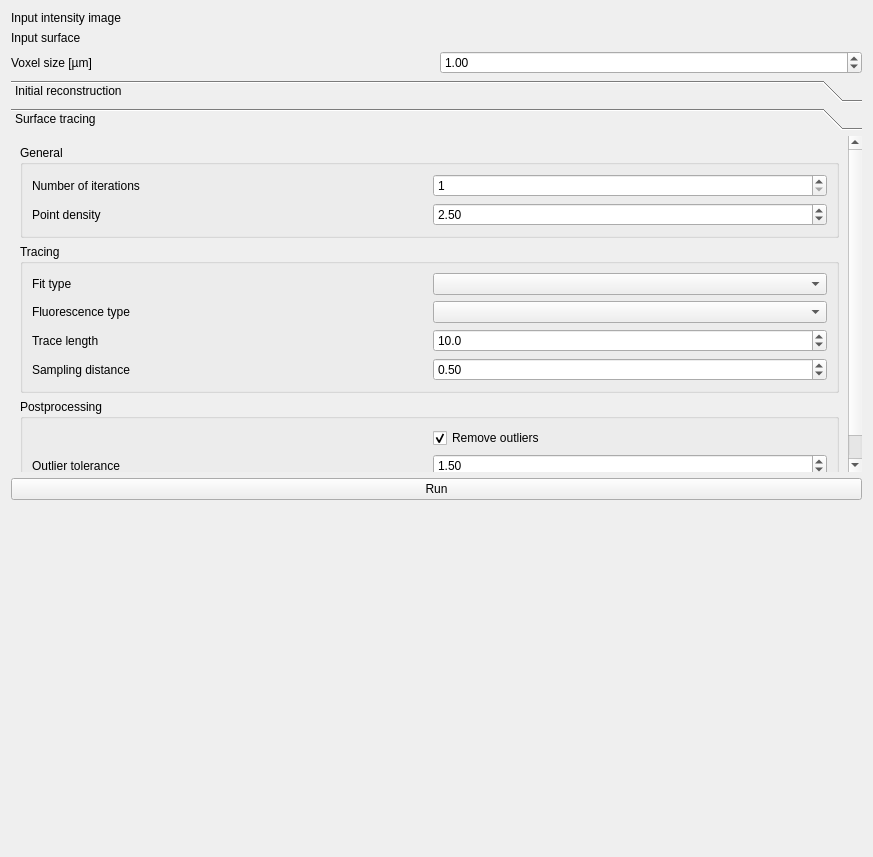
Old version of the form src/napari_stress/_reconstruction/toolbox.ui in the repository campaslab/napari-stress.
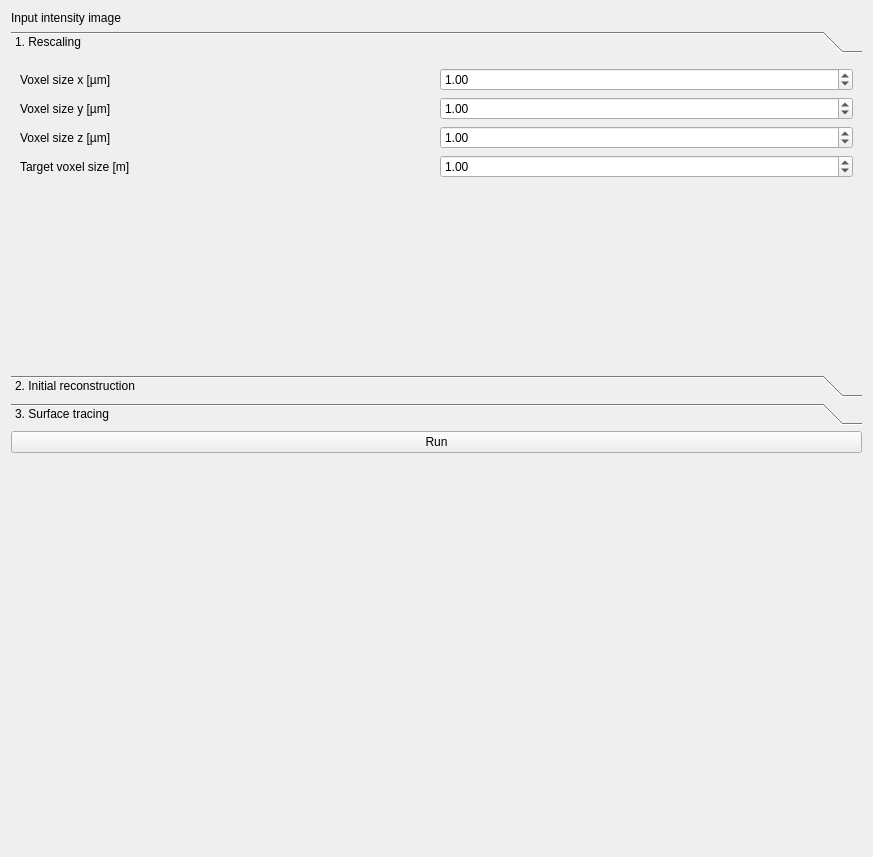
New version of the form.

Commit message: added droplet rescaling, binarization & surface extraction to toolbox

Diff of the .ui file:
```diff
--- a/src/napari_stress/_reconstruction/toolbox.ui
+++ b/src/napari_stress/_reconstruction/toolbox.ui
@@ -14,45 +14,87 @@
    <string>Form</string>
   </property>
   <layout class="QGridLayout" name="gridLayout">
-   <item row="1" column="0">
-    <widget class="QLabel" name="label_4">
-     <property name="text">
-      <string>Input surface</string>
-     </property>
-    </widget>
-   </item>
-   <item row="5" column="0">
-    <spacer name="verticalSpacer_3">
-     <property name="orientation">
-      <enum>Qt::Vertical</enum>
-     </property>
-     <property name="sizeHint" stdset="0">
-      <size>
-       <width>20</width>
-       <height>40</height>
-      </size>
-     </property>
-    </spacer>
-   </item>
-   <item row="4" column="0" colspan="2">
-    <widget class="QPushButton" name="pushButton_run">
-     <property name="text">
-      <string>Run</string>
-     </property>
-    </widget>
-   </item>
-   <item row="0" column="0">
-    <widget class="QLabel" name="label_3">
-     <property name="text">
-      <string>Input intensity image</string>
-     </property>
-    </widget>
-   </item>
-   <item row="3" column="0" colspan="2">
+   <item row="1" column="0" colspan="2">
     <widget class="QToolBox" name="toolBox">
      <property name="currentIndex">
-      <number>1</number>
+      <number>0</number>
      </property>
+     <widget class="QWidget" name="page_3">
+      <attribute name="label">
+       <string>1. Rescaling</string>
+      </attribute>
+      <layout class="QGridLayout" name="gridLayout_7">
+       <item row="0" column="1">
+        <widget class="QDoubleSpinBox" name="doubleSpinBox_voxelsize_x">
+         <property name="value">
+          <double>1.000000000000000</double>
+         </property>
+        </widget>
+       </item>
+       <item row="1" column="0">
+        <widget class="QLabel" name="label_4">
+         <property name="text">
+          <string>Voxel size y [µm]</string>
+         </property>
+        </widget>
+       </item>
+       <item row="0" column="0">
+        <widget class="QLabel" name="label_11">
+         <property name="text">
+          <string>Voxel size x [µm]</string>
+         </property>
+        </widget>
+       </item>
+       <item row="3" column="1">
+        <widget class="QDoubleSpinBox" name="doubleSpinBox_target_voxelsize">
+         <property name="value">
+          <double>1.000000000000000</double>
+         </property>
+        </widget>
+       </item>
+       <item row="2" column="0">
+        <widget class="QLabel" name="label_14">
+         <property name="text">
+          <string>Voxel size z [µm]</string>
+         </property>
+        </widget>
+       </item>
+       <item row="3" column="0">
+        <widget class="QLabel" name="label_15">
+         <property name="text">
+          <string>Target voxel size [m]</string>
+         </property>
+        </widget>
+       </item>
+       <item row="1" column="1">
+        <widget class="QDoubleSpinBox" name="doubleSpinBox_voxelsize_y">
+         <property name="value">
+          <double>1.000000000000000</double>
+         </property>
+        </widget>
+       </item>
+       <item row="2" column="1">
+        <widget class="QDoubleSpinBox" name="doubleSpinBox_voxelsize_z">
+         <property name="value">
+          <double>1.000000000000000</double>
+         </property>
+        </widget>
+       </item>
+       <item row="4" column="0" colspan="2">
+        <spacer name="verticalSpacer_4">
+         <property name="orientation">
+          <enum>Qt::Vertical</enum>
+         </property>
+         <property name="sizeHint" stdset="0">
+          <size>
+           <width>20</width>
+           <height>40</height>
+          </size>
+         </property>
+        </spacer>
+       </item>
+      </layout>
+     </widget>
      <widget class="QWidget" name="page">
       <property name="geometry">
        <rect>
@@ -63,7 +105,7 @@
        </rect>
       </property>
       <attribute name="label">
-       <string>Initial reconstruction</string>
+       <string>2. Initial reconstruction</string>
       </attribute>
       <layout class="QGridLayout" name="gridLayout_3">
        <item row="2" column="3">
@@ -138,11 +180,11 @@
         <x>0</x>
         <y>0</y>
         <width>838</width>
-        <height>316</height>
+        <height>322</height>
        </rect>
       </property>
       <attribute name="label">
-       <string>Surface tracing</string>
+       <string>3. Surface tracing</string>
       </attribute>
       <layout class="QGridLayout" name="gridLayout_2">
        <item row="1" column="0" colspan="2">
@@ -326,23 +368,33 @@
      </widget>
     </widget>
    </item>
+   <item row="3" column="0">
+    <spacer name="verticalSpacer_3">
+     <property name="orientation">
+      <enum>Qt::Vertical</enum>
+     </property>
+     <property name="sizeHint" stdset="0">
+      <size>
+       <width>20</width>
+       <height>40</height>
+      </size>
+     </property>
+    </spacer>
+   </item>
    <item row="0" column="1">
     <widget class="QWidget" name="widget" native="true"/>
    </item>
-   <item row="1" column="1">
-    <widget class="QWidget" name="widget_2" native="true"/>
-   </item>
-   <item row="2" column="0">
-    <widget class="QLabel" name="label_11">
+   <item row="2" column="0" colspan="2">
+    <widget class="QPushButton" name="pushButton_run">
      <property name="text">
-      <string>Voxel size [µm]</string>
+      <string>Run</string>
      </property>
     </widget>
    </item>
-   <item row="2" column="1">
-    <widget class="QDoubleSpinBox" name="doubleSpinBox_voxelsize">
-     <property name="value">
-      <double>1.000000000000000</double>
+   <item row="0" column="0">
+    <widget class="QLabel" name="label_3">
+     <property name="text">
+      <string>Input intensity image</string>
      </property>
     </widget>
    </item>
```
Left out of the diff: 2 changed lines with no effect on the pictures. The commit also changes 1 other file.
